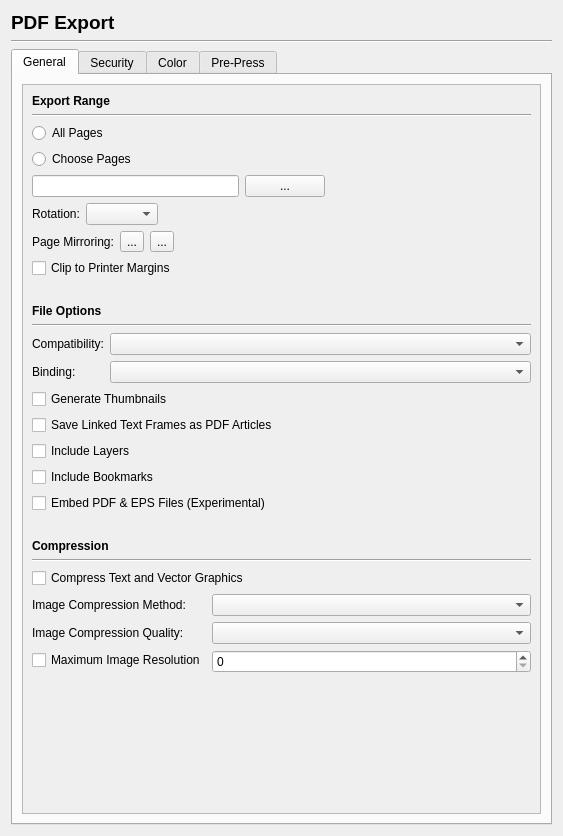
First picture: the form in scribus/ui/prefs_pdfexportbase.ui, repository scribusproject/scribus, before the edit.
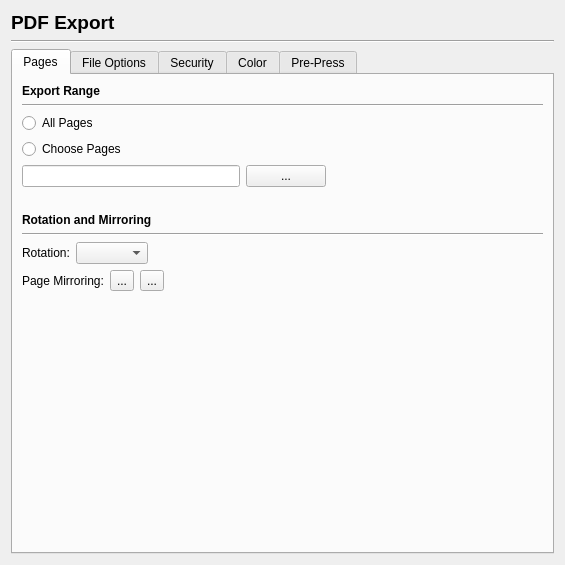
Second picture: the form after the edit. Custom widgets are drawn as their Qt base class.

Commit message: First changes to new pdf prefs dialog

The edit to the form file:
```diff
--- a/scribus/ui/prefs_pdfexportbase.ui
+++ b/scribus/ui/prefs_pdfexportbase.ui
@@ -6,8 +6,8 @@
    <rect>
     <x>0</x>
     <y>0</y>
-    <width>563</width>
-    <height>836</height>
+    <width>565</width>
+    <height>565</height>
    </rect>
   </property>
   <property name="windowTitle">
@@ -49,25 +49,10 @@
      </property>
      <widget class="QWidget" name="tab">
       <attribute name="title">
-       <string>General</string>
+       <string>Pages</string>
       </attribute>
       <layout class="QVBoxLayout" name="verticalLayout_3">
        <item>
-        <widget class="QScrollArea" name="scrollArea">
-         <property name="widgetResizable">
-          <bool>true</bool>
-         </property>
-         <widget class="QWidget" name="scrollAreaWidgetContents">
-          <property name="geometry">
-           <rect>
-            <x>0</x>
-            <y>0</y>
-            <width>489</width>
-            <height>706</height>
-           </rect>
-          </property>
-          <layout class="QVBoxLayout" name="verticalLayout_2">
-           <item>
             <widget class="QLabel" name="label_2">
              <property name="font">
               <font>
@@ -88,14 +73,14 @@
             </widget>
            </item>
            <item>
-            <widget class="QRadioButton" name="radioButton">
+        <widget class="QRadioButton" name="exportAllPagesRadioButton">
              <property name="text">
               <string>All Pages</string>
              </property>
             </widget>
            </item>
            <item>
-            <widget class="QRadioButton" name="radioButton_2">
+        <widget class="QRadioButton" name="exportChosenPagesRadioButton">
              <property name="text">
               <string>Choose Pages</string>
              </property>
@@ -128,6 +113,42 @@
              </item>
             </layout>
            </item>
+       <item>
+        <spacer name="verticalSpacer_11">
+         <property name="orientation">
+          <enum>Qt::Vertical</enum>
+         </property>
+         <property name="sizeType">
+          <enum>QSizePolicy::Fixed</enum>
+         </property>
+         <property name="sizeHint" stdset="0">
+          <size>
+           <width>20</width>
+           <height>20</height>
+          </size>
+         </property>
+        </spacer>
+       </item>
+       <item>
+        <widget class="QLabel" name="label_8">
+         <property name="font">
+          <font>
+           <weight>75</weight>
+           <bold>true</bold>
+          </font>
+         </property>
+         <property name="text">
+          <string>Rotation and Mirroring</string>
+         </property>
+        </widget>
+       </item>
+       <item>
+        <widget class="Line" name="line_3">
+         <property name="orientation">
+          <enum>Qt::Horizontal</enum>
+         </property>
+        </widget>
+       </item>
            <item>
             <layout class="QHBoxLayout" name="horizontalLayout_2">
              <item>
@@ -193,49 +214,29 @@
              </item>
             </layout>
            </item>
-           <item>
-            <widget class="QCheckBox" name="checkBox">
-             <property name="text">
-              <string>Clip to Printer Margins</string>
-             </property>
-            </widget>
-           </item>
            <item>
             <spacer name="verticalSpacer_2">
              <property name="orientation">
               <enum>Qt::Vertical</enum>
              </property>
              <property name="sizeType">
-              <enum>QSizePolicy::Fixed</enum>
+          <enum>QSizePolicy::Expanding</enum>
              </property>
              <property name="sizeHint" stdset="0">
               <size>
                <width>20</width>
-               <height>20</height>
+           <height>157</height>
               </size>
              </property>
             </spacer>
            </item>
-           <item>
-            <widget class="QLabel" name="label_8">
-             <property name="font">
-              <font>
-               <weight>75</weight>
-               <bold>true</bold>
-              </font>
-             </property>
-             <property name="text">
+      </layout>
+     </widget>
+     <widget class="QWidget" name="tab_5">
+      <attribute name="title">
               <string>File Options</string>
-             </property>
-            </widget>
-           </item>
-           <item>
-            <widget class="Line" name="line_3">
-             <property name="orientation">
-              <enum>Qt::Horizontal</enum>
-             </property>
-            </widget>
-           </item>
+      </attribute>
+      <layout class="QVBoxLayout" name="verticalLayout_7">
            <item>
             <layout class="QFormLayout" name="formLayout_2">
              <property name="formAlignment">
@@ -249,48 +250,90 @@
               </widget>
              </item>
              <item row="0" column="1">
-              <widget class="QComboBox" name="comboBox_4"/>
-             </item>
-             <item row="1" column="1">
-              <widget class="QComboBox" name="comboBox_5"/>
+          <widget class="QComboBox" name="pdfCompatibilityComboBox"/>
              </item>
              <item row="1" column="0">
               <widget class="QLabel" name="label_10">
                <property name="text">
-                <string>Binding:</string>
+            <string>Page Binding:</string>
                </property>
               </widget>
              </item>
-             <item row="2" column="0" colspan="2">
-              <widget class="QCheckBox" name="checkBox_4">
+         <item row="1" column="1">
+          <widget class="QComboBox" name="pageBindingComboBox"/>
+         </item>
+        </layout>
+       </item>
+       <item>
+        <layout class="QHBoxLayout" name="horizontalLayout_5">
+         <item>
+          <widget class="QLabel" name="label_19">
+           <property name="text">
+            <string>Resolution for EPS Graphics:</string>
+           </property>
+          </widget>
+         </item>
+         <item>
+          <widget class="QSpinBox" name="epsExportResolutionSpinBox">
+           <property name="suffix">
+            <string> dpi</string>
+           </property>
+          </widget>
+         </item>
+         <item>
+          <spacer name="horizontalSpacer_5">
+           <property name="orientation">
+            <enum>Qt::Horizontal</enum>
+           </property>
+           <property name="sizeHint" stdset="0">
+            <size>
+             <width>40</width>
+             <height>20</height>
+            </size>
+           </property>
+          </spacer>
+         </item>
+        </layout>
+       </item>
+       <item>
+        <layout class="QVBoxLayout" name="verticalLayout_2">
+         <item>
+          <widget class="QCheckBox" name="clipToPrinterMarginsCheckBox">
+           <property name="text">
+            <string>Clip to Printer Margins</string>
+           </property>
+          </widget>
+         </item>
+         <item>
+          <widget class="QCheckBox" name="generateThumbnailsCheckBox">
                <property name="text">
                 <string>Generate Thumbnails</string>
                </property>
               </widget>
              </item>
-             <item row="3" column="0" colspan="2">
-              <widget class="QCheckBox" name="checkBox_5">
+         <item>
+          <widget class="QCheckBox" name="saveLinkedTextFramesAsArticlesCheckBox">
                <property name="text">
                 <string>Save Linked Text Frames as PDF Articles</string>
                </property>
               </widget>
              </item>
-             <item row="4" column="0" colspan="2">
-              <widget class="QCheckBox" name="checkBox_7">
+         <item>
+          <widget class="QCheckBox" name="includeLayersCheckBox">
                <property name="text">
                 <string>Include Layers</string>
                </property>
               </widget>
              </item>
-             <item row="5" column="0" colspan="2">
-              <widget class="QCheckBox" name="checkBox_6">
+         <item>
+          <widget class="QCheckBox" name="includeBookmarksCheckBox">
                <property name="text">
                 <string>Include Bookmarks</string>
                </property>
               </widget>
              </item>
-             <item row="6" column="0" colspan="2">
-              <widget class="QCheckBox" name="checkBox_8">
+         <item>
+          <widget class="QCheckBox" name="embedPDFAndEPSFiles">
                <property name="text">
                 <string>Embed PDF &amp;&amp; EPS Files (Experimental)</string>
                </property>
@@ -335,43 +378,70 @@
             </widget>
            </item>
            <item>
-            <layout class="QFormLayout" name="formLayout">
-             <item row="0" column="0" colspan="2">
-              <widget class="QCheckBox" name="checkBox_2">
+        <widget class="QCheckBox" name="compressTextAndVectorGraphicsCheckBox">
                <property name="text">
                 <string>Compress Text and Vector Graphics</string>
                </property>
               </widget>
              </item>
-             <item row="1" column="0">
+       <item>
+        <layout class="QFormLayout" name="formLayout">
+         <property name="formAlignment">
+          <set>Qt::AlignLeading|Qt::AlignLeft|Qt::AlignTop</set>
+         </property>
+         <item row="0" column="0">
               <widget class="QLabel" name="label_6">
                <property name="text">
                 <string>Image Compression Method:</string>
                </property>
               </widget>
              </item>
-             <item row="1" column="1">
-              <widget class="QComboBox" name="comboBox_2"/>
-             </item>
-             <item row="2" column="0">
+         <item row="0" column="1">
+          <widget class="QComboBox" name="imageCompressionMethodComboBox"/>
+         </item>
+         <item row="1" column="0">
               <widget class="QLabel" name="label_7">
                <property name="text">
                 <string>Image Compression Quality:</string>
                </property>
               </widget>
              </item>
-             <item row="2" column="1">
-              <widget class="QComboBox" name="comboBox_3"/>
-             </item>
-             <item row="3" column="0">
-              <widget class="QCheckBox" name="checkBox_3">
+         <item row="1" column="1">
+          <widget class="QComboBox" name="imageCompressionQualityComboBox"/>
+         </item>
+        </layout>
+       </item>
+       <item>
+        <layout class="QHBoxLayout" name="horizontalLayout_6">
+         <item>
+          <widget class="QCheckBox" name="maxResolutionLimitCheckBox">
                <property name="text">
-                <string>Maximum Image Resolution</string>
+            <string>Limit Maximum Image Resolution to:</string>
                </property>
               </widget>
              </item>
-             <item row="3" column="1">
-              <widget class="QSpinBox" name="spinBox"/>
+         <item>
+          <widget class="QSpinBox" name="maxExportResolutionSpinBox">
+           <property name="suffix">
+            <string> dpi</string>
+           </property>
+           <property name="maximum">
+            <number>10000</number>
+           </property>
+          </widget>
+         </item>
+         <item>
+          <spacer name="horizontalSpacer_6">
+           <property name="orientation">
+            <enum>Qt::Horizontal</enum>
+           </property>
+           <property name="sizeHint" stdset="0">
+            <size>
+             <width>40</width>
+             <height>20</height>
+            </size>
+           </property>
+          </spacer>
              </item>
             </layout>
            </item>
@@ -383,14 +453,10 @@
              <property name="sizeHint" stdset="0">
               <size>
                <width>20</width>
-               <height>40</height>
+           <height>4</height>
               </size>
              </property>
             </spacer>
-           </item>
-          </layout>
-         </widget>
-        </widget>
        </item>
       </layout>
      </widget>
@@ -810,6 +876,19 @@
    </item>
   </layout>
  </widget>
+ <customwidgets>
+  <customwidget>
+   <class>ScrSpinBox</class>
+   <extends>QSpinBox</extends>
+   <header location="global">ui/scrspinbox.h</header>
+  </customwidget>
+  <customwidget>
+   <class>NewMarginWidget</class>
+   <extends>QWidget</extends>
+   <header location="global">ui/newmarginwidget.h</header>
+   <container>1</container>
+  </customwidget>
+ </customwidgets>
  <resources/>
  <connections/>
 </ui>
```
Left out of the diff: 159 changed lines with no effect on the pictures. Lines whose indentation alone changed are shown as unchanged.
